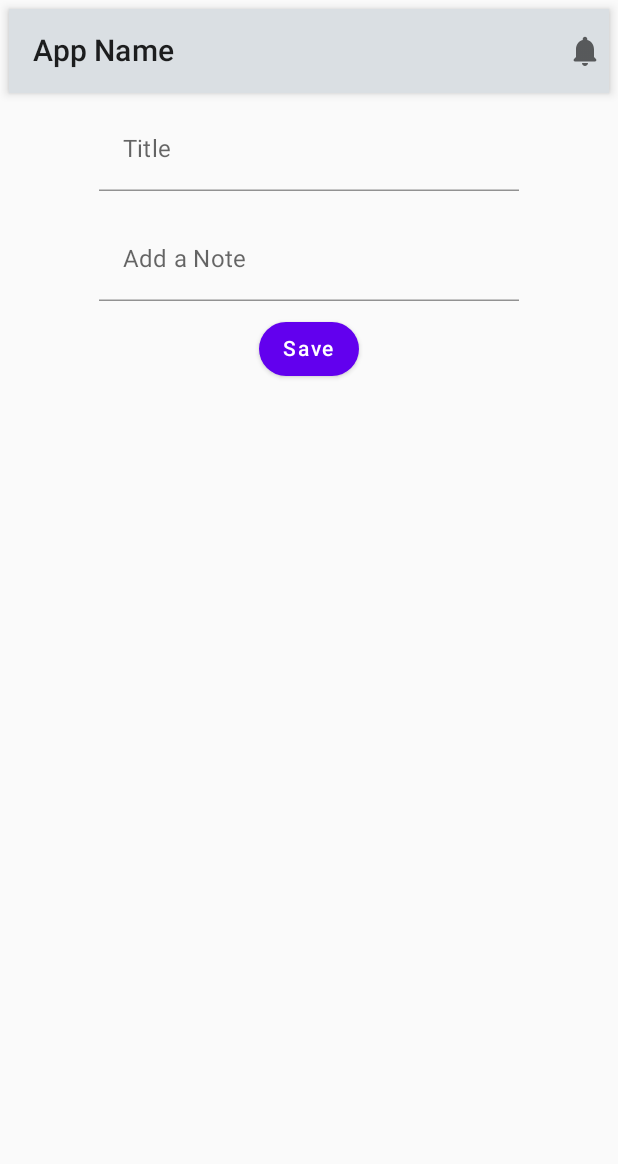
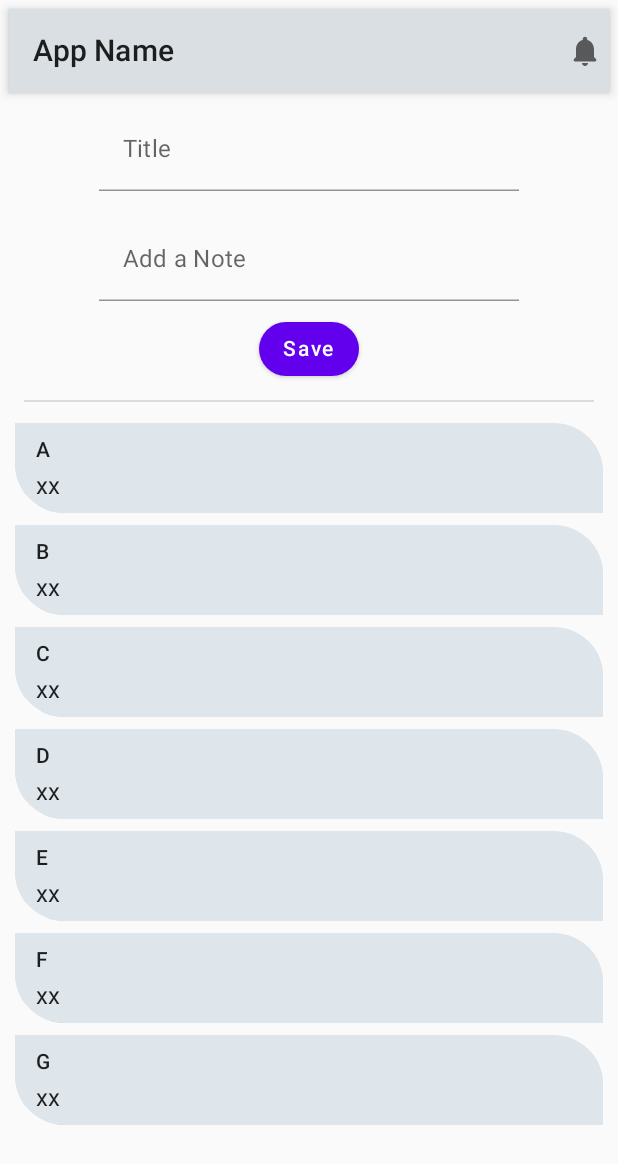
Before and after one commit to Flash210/Houcem_Notes, an Android app built with Jetpack Compose: the screen it shows after launch (MainActivity), on a phone screen of 412 x 824 dp. Shown: the top 1164 px of the screen. Run offline under Robolectric (Android 15) with nearby library versions, the phone set to English and light mode, and no system bars.

Commit message:
ExpBrach2

```diff
--- a/app/src/main/java/com/example/data/NoteData.kt
+++ b/app/src/main/java/com/example/data/NoteData.kt
@@ -1,8 +1,22 @@
 package com.example.data
+
+import com.example.model.Note
 
 class NoteDataSource{
 
 
+fun loadNotes():List<Note>
+{
+    return listOf(
+        Note(title = "A", description = "xx"),
+        Note(title = "B", description = "xx"),
+        Note(title = "C", description = "xx"),
+        Note(title = "D", description = "xx"),
+        Note(title = "E", description = "xx"),
+        Note(title = "F", description = "xx"),
+        Note(title = "G", description = "xx"),
 
+        )
+}
 
 }
--- a/app/src/main/java/com/example/houcem_notes/MainActivity.kt
+++ b/app/src/main/java/com/example/houcem_notes/MainActivity.kt
@@ -10,6 +10,7 @@ import androidx.compose.material.Text
 import androidx.compose.runtime.Composable
 import androidx.compose.ui.Modifier
 import androidx.compose.ui.tooling.preview.Preview
+import com.example.data.NoteDataSource
 import com.example.houcem_notes.ui.theme.Houcem_NotesTheme
 import com.example.model.Note
 import com.example.screen.NoteScreen
@@ -20,7 +21,7 @@ class MainActivity : ComponentActivity() {
         setContent {
             Houcem_NotesTheme {
 
-                NoteScreen(notes= emptyList<Note>(),
+                NoteScreen(notes= NoteDataSource().loadNotes(),
                     onAddNote = {},
                     onRemoveNote = {}
                 )
--- a/app/src/main/java/com/example/screen/NotesScrenn.kt
+++ b/app/src/main/java/com/example/screen/NotesScrenn.kt
@@ -1,21 +1,25 @@
 package com.example.screen
 
+import androidx.compose.foundation.clickable
 import androidx.compose.foundation.layout.Column
 import androidx.compose.foundation.layout.fillMaxWidth
 import androidx.compose.foundation.layout.padding
-import androidx.compose.material.Icon
-import androidx.compose.material.Text
-import androidx.compose.material.TopAppBar
+import androidx.compose.foundation.lazy.LazyColumn
+import androidx.compose.foundation.lazy.items
+import androidx.compose.foundation.shape.RoundedCornerShape
+import androidx.compose.material.*
 import androidx.compose.material.icons.Icons
 import androidx.compose.material.icons.rounded.Notifications
 import androidx.compose.runtime.*
 import androidx.compose.ui.Alignment
 import androidx.compose.ui.Modifier
+import androidx.compose.ui.draw.clip
 import androidx.compose.ui.graphics.Color
 import androidx.compose.ui.tooling.preview.Preview
 import androidx.compose.ui.unit.dp
 import com.example.componets.NoteButton
 import com.example.componets.NoteInputText
+import com.example.data.NoteDataSource
 import com.example.model.Note
 
 
@@ -94,15 +98,57 @@ fun NoteScreen(
 
         }
 
+        Divider(modifier = Modifier.padding(10.dp))
+        LazyColumn{
+
+            items(notes){note->
+
+          NoteRow(note = note, onNoteClicked ={} )
+            }
+        }
+
     }
 }
+
+
+
+
+@Composable
+fun NoteRow(
+    modifier: Modifier=Modifier,
+    note: Note,
+    onNoteClicked:(Note) -> Unit
+){
+    Surface(modifier = Modifier
+        .padding(4.dp)
+        .clip(RoundedCornerShape(topEnd = 33.dp, bottomStart = 33.dp))
+        .fillMaxWidth(),
+        color = Color(0xFFDFE6EB),
+        elevation = 6.dp
+    ){
+        Column(
+            modifier
+                .clickable { }
+                .padding(horizontal = 14.dp, vertical = 6.dp),
+            horizontalAlignment = Alignment.Start
+        ) {
+
+            Text(text = note.title, style = MaterialTheme.typography.subtitle2)
+
+            Text(text = note.description, style = MaterialTheme.typography.subtitle1)
+
+        }
+    }
+
+}
+
 
 
 @Preview(showBackground = true)
 @Composable
 fun NotesScrennPreview()
 {
-    NoteScreen(notes= emptyList<Note>(),
+    NoteScreen(notes= NoteDataSource().loadNotes(),
         onAddNote = {},
     onRemoveNote = {}
         )
```
